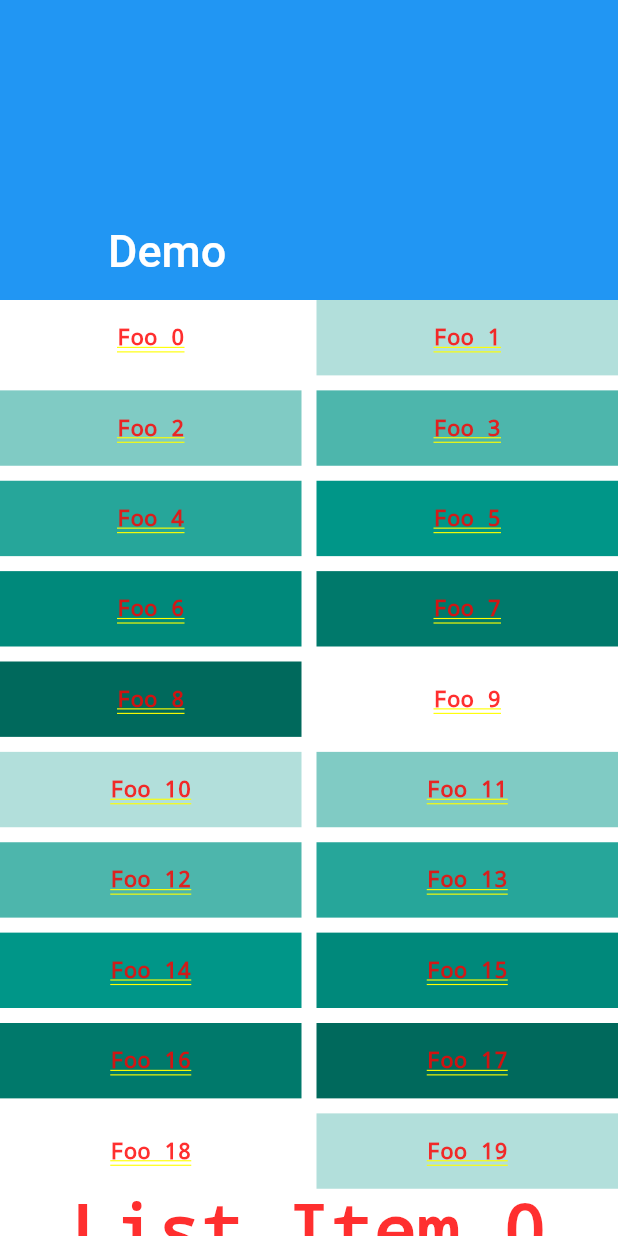
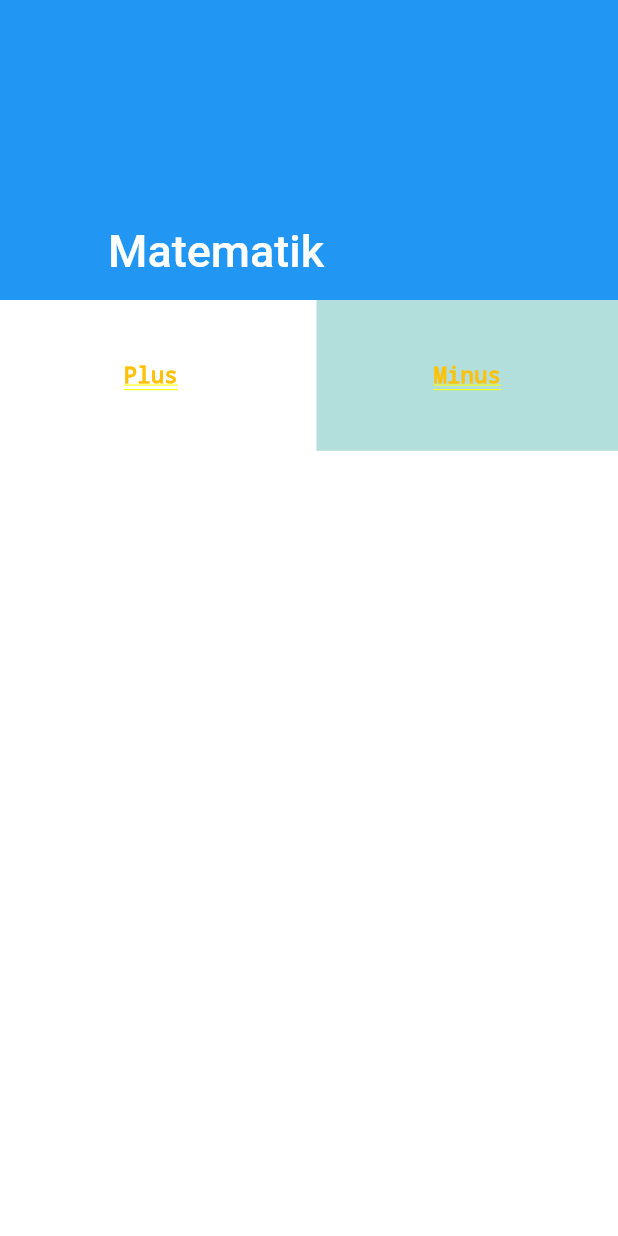
Before and after one commit to mdakin/matematik, a Flutter app: the screen it shows after launch, on a phone screen of 412 x 824 dp. Run offline on Flutter 3.47's test engine with Material 2 defaults, Android fonts, the phone set to English and light mode, and no system bars.

Commit message:
Add basic routing

```diff
--- a/lib/excersize.dart
+++ b/lib/excersize.dart
@@ -0,0 +1,7 @@
+import 'package:matematik/question_set.dart';
+
+class Exercise {
+  String name;
+  QuestionSet questions;
+  Exercise(this.name);
+}
--- /dev/null
+++ b/lib/excersize_registry.dart
@@ -0,0 +1,4 @@
+
+class ExcersizeRegistry {
+
+}
--- /dev/null
+++ b/lib/home_page.dart
@@ -0,0 +1,12 @@
+import 'package:flutter/widgets.dart';
+
+import 'excersize.dart';
+import 'main_menu.dart';
+
+class HomePage extends StatelessWidget {
+  @override
+  Widget build(BuildContext context) {
+    final exercises = [Exercise("Plus"), Exercise("Minus")];
+    return MainMenu(exercises);
+  }
+}
--- a/lib/main.dart
+++ b/lib/main.dart
@@ -1,9 +1,16 @@
 import 'package:flutter/material.dart';
+import 'package:matematik/excersize.dart';
+import 'package:matematik/main_menu.dart';
 import 'package:matematik/question.dart';
 import 'package:matematik/question_widget.dart';
+import 'package:matematik/route_generator.dart';
 
+// This is the entry point of Flutter application.
+// The application is also a widget, and runApp  basically fills the screen
+// With give widget.
 void main() => runApp(MyApp());
 
+// Main application is a stateless widget,
 class MyApp extends StatelessWidget {
   // This widget is the root of your application.
   @override
@@ -13,126 +20,8 @@ class MyApp extends StatelessWidget {
       theme: ThemeData(
         primarySwatch: Colors.blue,
       ),
-      home: MyHomePage(title: 'Matematik'),
+      initialRoute: '/',
+      onGenerateRoute: RouteGenerator.generateRoute,
     );
   }
 }
-
-class MyHomePage extends StatefulWidget {
-  MyHomePage({Key key, this.title}) : super(key: key);
-
-  final String title;
-
-  @override
-  _MyHomePageState createState() => _MyHomePageState();
-}
-
-class _MyHomePageState extends State<MyHomePage> {
-  int _counter = 0;
-
-  void _incrementCounter() {
-    setState(() {
-      // This call to setState tells the Flutter framework that something has
-      // changed in this State, which causes it to rerun the build method below
-      // so that the display can reflect the updated values. If we changed
-      // _counter without calling setState(), then the build method would not be
-      // called again, and so nothing would appear to happen.
-      _counter++;
-    });
-  }
-
-
-  @override
-  Widget build(BuildContext context) {
-    return CustomScrollView(
-      slivers: <Widget>[
-        const SliverAppBar(
-          pinned: true,
-          expandedHeight: 200.0,
-          flexibleSpace: FlexibleSpaceBar(
-            title: Text('Demo'),
-          ),
-        ),
-        SliverGrid(
-          gridDelegate: SliverGridDelegateWithMaxCrossAxisExtent(
-            maxCrossAxisExtent: 200.0,
-            mainAxisSpacing: 10.0,
-            crossAxisSpacing: 10.0,
-            childAspectRatio: 4.0,
-          ),
-          delegate: SliverChildBuilderDelegate(
-                (BuildContext context, int index) {
-              return Container(
-                alignment: Alignment.center,
-                color: Colors.teal[100 * (index % 9)],
-                child: Text('Foo $index', style: TextStyle(fontSize: 15.0)),
-              );
-            },
-            childCount: 20,
-          ),
-        ),
-        SliverFixedExtentList(
-          itemExtent: 50.0,
-          delegate: SliverChildBuilderDelegate(
-                (BuildContext context, int index) {
-              return Container(
-                alignment: Alignment.center,
-                color: Colors.lightBlue[100 * (index % 9)],
-                child: Text('List Item $index'),
-              );
-            },
-          ),
-        ),
-      ],
-    );
-  }
-
-//  @override
-//  Widget build(BuildContext context) {
-//    // This method is rerun every time setState is called, for instance as done
-//    // by the _incrementCounter method above.
-//    //
-//    // The Flutter framework has been optimized to make rerunning build methods
-//    // fast, so that you can just rebuild anything that needs updating rather
-//    // than having to individually change instances of widgets.
-//    return Scaffold(
-//      appBar: AppBar(
-//        // Here we take the value from the MyHomePage object that was created by
-//        // the App.build method, and use it to set our appbar title.
-//        title: Text(widget.title),
-//      ),
-//      body: Center(
-//        // Center is a layout widget. It takes a single child and positions it
-//        // in the middle of the parent.
-//        child: Column(
-//          // Column is also layout widget. It takes a list of children and
-//          // arranges them vertically. By default, it sizes itself to fit its
-//          // children horizontally, and tries to be as tall as its parent.
-//          //
-//          // Invoke "debug painting" (press "p" in the console, choose the
-//          // "Toggle Debug Paint" action from the Flutter Inspector in Android
-//          // Studio, or the "Toggle Debug Paint" command in Visual Studio Code)
-//          // to see the wireframe for each widget.
-//          //
-//          // Column has various properties to control how it sizes itself and
-//          // how it positions its children. Here we use mainAxisAlignment to
-//          // center the children vertically; the main axis here is the vertical
-//          // axis because Columns are vertical (the cross axis would be
-//          // horizontal).
-//          mainAxisAlignment: MainAxisAlignment.center,
-//          children: <Widget>[
-//            Text('Matematik',
-//                style: Theme.of(context).textTheme.display1),
-//            QuestionWidget(Question(1, 2, Operation.PLUS),
-//                style: Theme.of(context).textTheme.display1),
-//          ],
-//        ),
-//      ),
-//      floatingActionButton: FloatingActionButton(
-//        onPressed: _incrementCounter,
-//        tooltip: 'Increment',
-//        child: Icon(Icons.add),
-//      ), // This trailing comma makes auto-formatting nicer for build methods.
-//    );
-//  }
-}
--- /dev/null
+++ b/lib/main_menu.dart
@@ -0,0 +1,43 @@
+import 'package:flutter/material.dart';
+import 'package:matematik/excersize.dart';
+
+class MainMenu extends StatelessWidget {
+
+  List<Exercise> excersizes;
+
+  MainMenu(this.excersizes);
+
+  @override
+  Widget build(BuildContext context) {
+    return CustomScrollView(
+      slivers: <Widget>[
+        const SliverAppBar(
+          pinned: true,
+          expandedHeight: 200.0,
+          flexibleSpace: FlexibleSpaceBar(
+            title: Text('Matematik'),
+          ),
+        ),
+        SliverGrid(
+          gridDelegate: SliverGridDelegateWithMaxCrossAxisExtent(
+            maxCrossAxisExtent: 300.0,
+            mainAxisSpacing: 5.0,
+            crossAxisSpacing: 10.0,
+            childAspectRatio: 2.0,
+          ),
+          delegate: SliverChildBuilderDelegate(
+                (BuildContext context, int index) {
+              return Container(
+                alignment: Alignment.center,
+                color: Colors.teal[100 * (index % 9)],
+                child: Text("${excersizes[index].name}",
+                  style: TextStyle(fontSize: 15.0, color: Colors.amber),),
+              );
+            },
+            childCount: excersizes.length,
+          ),
+        ),
+      ],
+    );
+  }
+}
--- /dev/null
+++ b/lib/route_generator.dart
@@ -0,0 +1,43 @@
+import 'package:flutter/material.dart';
+
+import 'home_page.dart';
+
+class RouteGenerator {
+  static Route<dynamic> generateRoute(RouteSettings settings) {
+    // Getting arguments passed in while calling Navigator.pushNamed
+    final args = settings.arguments;
+
+    switch (settings.name) {
+      case '/':
+        return MaterialPageRoute(builder: (_) => HomePage());
+      case '/exercise':
+      // Validation of correct data type
+//        if (args is String) {
+//          return MaterialPageRoute(
+//            builder: (_) => SecondPage(
+//              data: args,
+//            ),
+//          );
+//        }
+        // If args is not of the correct type, return an error page.
+        // You can also throw an exception while in development.
+        return _errorRoute(settings.name);
+      default:
+      // If there is no such named route in the switch statement, e.g. /third
+        return _errorRoute(settings.name);
+    }
+  }
+
+  static Route<dynamic> _errorRoute(String route) {
+    return MaterialPageRoute(builder: (_) {
+      return Scaffold(
+        appBar: AppBar(
+          title: Text('Error'),
+        ),
+        body: Center(
+          child: Text('ERROR, Route $route not found.'),
+        ),
+      );
+    });
+  }
+}
```
Also changed, not shown: lib/number_button.dart (added, +31 -0 lines), 2 other files.
